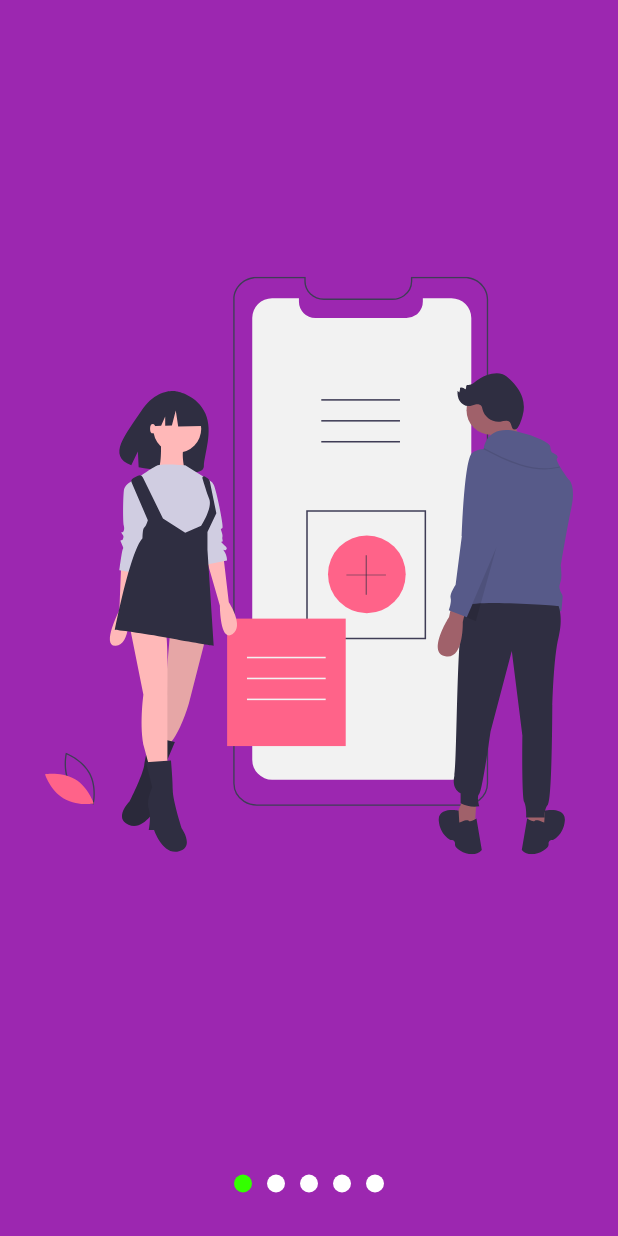
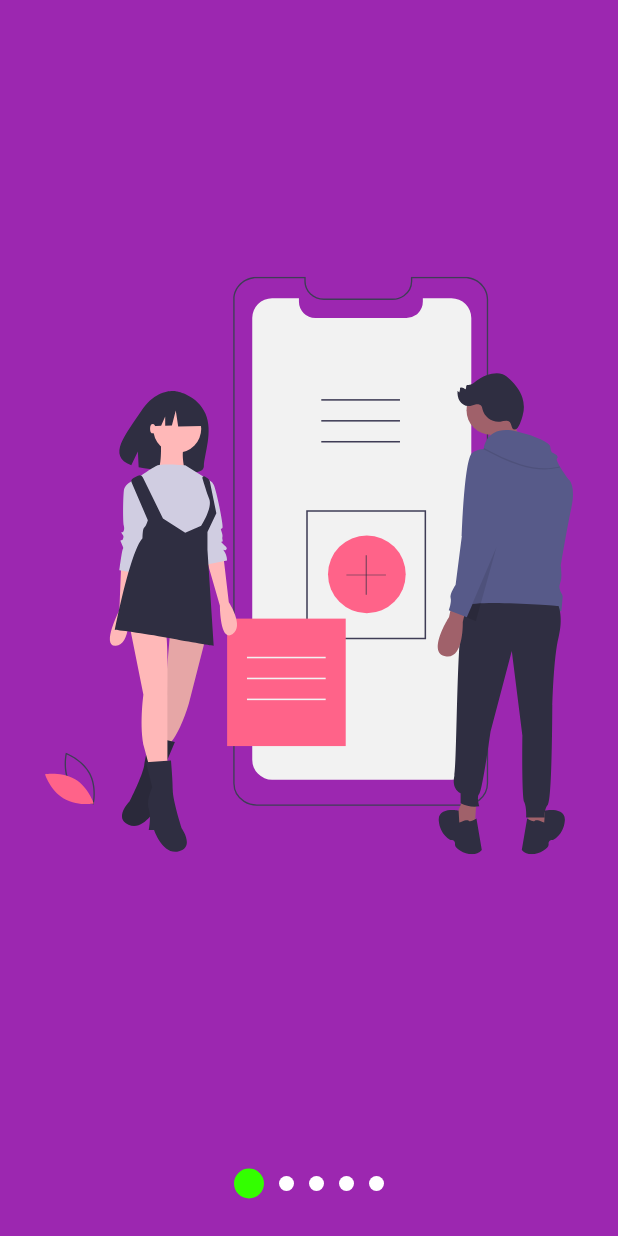
Before and after one commit to JeancarlosCarvajal/Disenos-de-Slide-Show-personalizados-para-mostrar-dispositivas, a Flutter app: the screen it shows after launch, on a phone screen of 412 x 824 dp. Run offline on Flutter 3.47's test engine with Material 2 defaults, Android fonts, the light colour scheme and no system bars; our stand-ins replace flutter_svg.

Commit message:
Refactorizando el Slide Show II

```diff
--- a/lib/src/models/slider_model_provider.dart
+++ b/lib/src/models/slider_model_provider.dart
@@ -1,19 +1,37 @@
 
-
-
-
-import 'package:flutter/cupertino.dart';
+import 'package:flutter/material.dart';
 
 class SliderModelProvider with ChangeNotifier {
 
   double _currentPage = 0;
-
   double get currentPage => this._currentPage;
-
   set currentPage( double currentPage ){
     this._currentPage = currentPage;
     notifyListeners();
   }
 
+  Color _colorPrimario = const Color.fromARGB(255, 0, 42, 227);
+  Color get colorPrimario => this._colorPrimario;
+  set colorPrimario( Color colorPrimario ){
+    this._colorPrimario = colorPrimario;
+  }
+
+  Color _colorSecundario = Colors.grey;
+  Color get colorSecundario => this._colorSecundario;
+  set colorSecundario( Color colorSecundario ){
+    this._colorSecundario = colorSecundario;
+  }
+
+  double _bulletPrimario = 15;
+  double get bulletPrimario => this._bulletPrimario;
+  set bulletPrimario( double bulletPrimario ){
+    this._bulletPrimario = bulletPrimario;
+  }
+
+  double _bulletSecundario = 12;
+  double get bulletSecundario => this._bulletSecundario;
+  set bulletSecundario( double bulletSecundario ){
+    this._bulletSecundario = bulletSecundario;
+  }
 
 }
--- a/lib/src/pages/slide_show_page.dart
+++ b/lib/src/pages/slide_show_page.dart
@@ -12,6 +12,8 @@ class SlideShowPage extends StatelessWidget {
     return Scaffold(
       backgroundColor: Colors.purple,
       body: SlideShow(
+        bulletPrimario: 20,
+        bulletSecundario: 10,
         // puntosArriba: true,
         colorPrimario: Color.fromARGB(255, 51, 255, 0),
         colorSecundario: Colors.white,
--- a/lib/src/widgets/slide_show.dart
+++ b/lib/src/widgets/slide_show.dart
@@ -10,30 +10,31 @@ class SlideShow extends StatelessWidget {
   final bool puntosArriba;
   final Color colorPrimario;
   final Color colorSecundario;
+  final double? bulletPrimario;
+  final double? bulletSecundario;
+
 
   const SlideShow({
     Key? key,
     required this.slides,
-    this.puntosArriba    = false,
-    this.colorPrimario   = const Color.fromARGB(255, 0, 42, 227),
-    this.colorSecundario = Colors.grey
+    this.puntosArriba     = false,
+    this.colorPrimario    = const Color.fromARGB(255, 0, 42, 227),
+    this.colorSecundario  = Colors.grey,
+    this.bulletPrimario,
+    this.bulletSecundario
   }) : super(key: key);
 
   @override
   Widget build(BuildContext context) {
     return ChangeNotifierProvider(
       create: (_) => SliderModelProvider(),
-      child: Builder( // agrege el builder para poder acceder al provider y asignar los colores alli
-        builder: (BuildContext context) {
-          return SafeArea(
-            child: Center(
-                child: Column(
-                  children: puntosArriba ? arrayWidget.reversed.toList() : arrayWidget
-                )
-            ),
-          );
-        },
-      ),
+      child: SafeArea(
+        child: Center(
+            child: Column(
+              children: puntosArriba ? arrayWidget.reversed.toList() : arrayWidget
+            )
+        ),
+      )
     );
   }
 
@@ -42,7 +43,7 @@ class SlideShow extends StatelessWidget {
       Expanded( // expanded toma todo el tamano disponible
         child: _Slides(slides: slides)
       ),
-      _Dots(slides: slides, colorPrimario: colorPrimario, colorSecundario: colorSecundario,),
+      _Dots(slides: slides, colorPrimario: colorPrimario, colorSecundario: colorSecundario, bulletPrimario: bulletPrimario!, bulletSecundario: bulletSecundario!,),
     ];
   }
 
@@ -54,24 +55,33 @@ class _Dots extends StatelessWidget {
   final List<Widget> slides;
   final Color colorPrimario;
   final Color colorSecundario;
+  final double bulletPrimario;
+  final double bulletSecundario;
 
   const _Dots({
     Key? key,
     required this.slides,
     required this.colorPrimario,
-    required this.colorSecundario
+    required this.colorSecundario,
+    required this.bulletPrimario,
+    required this.bulletSecundario,
   }) : super(key: key);
 
   @override
   Widget build(BuildContext context) {
     int index;
+    final sliderModelProvider = Provider.of<SliderModelProvider>(context);
+    sliderModelProvider.colorPrimario = colorPrimario;
+    sliderModelProvider.colorSecundario = colorSecundario;
+    sliderModelProvider.bulletPrimario = bulletPrimario;
+    sliderModelProvider.bulletSecundario = bulletSecundario;
     return Container(
       width: double.infinity,
       height: 70,
       // color: Colors.red, this.slides[0].clipBehavior.index
       child: Row(
         mainAxisAlignment: MainAxisAlignment.center,
-        children: List.generate(slides.length, (index) => _Dot(index: index, colorPrimario: colorPrimario, colorSecundario: colorSecundario,)) // opcion 1
+        children: List.generate(slides.length, (index) => _Dot(index: index )) // opcion 1
         // children: slides.asMap().entries.map((widget) => _Dot(index: widget.key)).toList(), // opcion 2.. widget.key es el index iterable
 
         //  const [
@@ -87,24 +97,22 @@ class _Dots extends StatelessWidget {
 
 class _Dot extends StatelessWidget {
   final int index;
-  final Color colorPrimario;
-  final Color colorSecundario;
   const _Dot({
     Key? key,
     required this.index,
-    required this.colorPrimario,
-    required this.colorSecundario,
   }) : super(key: key);
 
   @override
   Widget build(BuildContext context) {
     final sliderModelProvider = Provider.of<SliderModelProvider>(context);
+    print('jean: ${sliderModelProvider.bulletPrimario}');
+
     return Container(
-      width: 12,
-      height: 12,
+      width: sliderModelProvider.currentPage.round() == index ? sliderModelProvider.bulletPrimario : sliderModelProvider.bulletSecundario,
+      height: sliderModelProvider.currentPage.round() == index ? sliderModelProvider.bulletPrimario : sliderModelProvider.bulletSecundario,
       margin: const EdgeInsets.symmetric(horizontal: 5),
       decoration: BoxDecoration(
-        color: sliderModelProvider.currentPage.round() == index ? colorPrimario : colorSecundario,
+        color: sliderModelProvider.currentPage.round() == index ? sliderModelProvider.colorPrimario : sliderModelProvider.colorSecundario,
         shape: BoxShape.circle
       ),
     );
```
